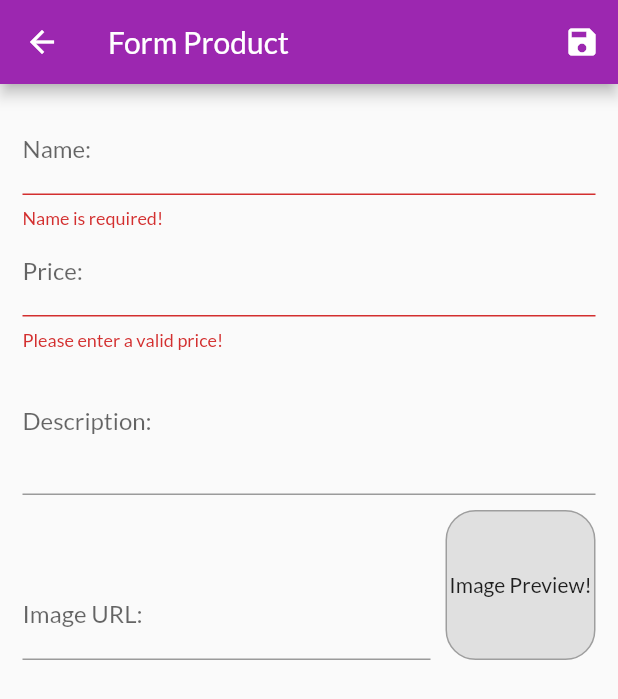
After one commit to rogeriomq/flutter_mini_shop, a Flutter app: the ProductFormPage screen opened by its route, after a tap on the "save" icon, on a phone screen of 412 x 824 dp. The commit adds this screen. Shown: the top 699 px of the screen. Run offline on Flutter 3.47's test engine with Material 2 defaults, Android fonts, the phone set to English and light mode, and no system bars; network calls fail.

```diff
--- a/lib/components/product_grid.dart
+++ b/lib/components/product_grid.dart
@@ -1,6 +1,6 @@
 // ignore_for_file: public_member_api_docs, sort_constructors_first
 import 'package:flutter/material.dart';
-import 'package:mini_shop/components/product_item.dart';
+import 'package:mini_shop/components/product_grid_item.dart';
 import 'package:mini_shop/models/product.dart';
 import 'package:mini_shop/models/product_list.dart';
 import 'package:provider/provider.dart';
@@ -24,7 +24,7 @@ class ProductGrid extends StatelessWidget {
       itemCount: loadedProducts.length,
       itemBuilder: (ctx, i) => ChangeNotifierProvider.value(
         value: loadedProducts[i],
-        child: const ProductItem(),
+        child: const ProductGridItem(),
       ),
       gridDelegate: const SliverGridDelegateWithFixedCrossAxisCount(
         crossAxisCount: 2,
--- a/lib/main.dart
+++ b/lib/main.dart
@@ -5,7 +5,9 @@ import 'package:mini_shop/models/product_list.dart';
 import 'package:mini_shop/pages/cart_page.dart';
 import 'package:mini_shop/pages/orders_page.dart';
 import 'package:mini_shop/pages/product_detail_page.dart';
+import 'package:mini_shop/pages/product_form_page.dart';
 import 'package:mini_shop/pages/products_overview_page.dart';
+import 'package:mini_shop/pages/products_page.dart';
 import 'package:mini_shop/utils/app_routes.dart';
 import 'package:provider/provider.dart';
 
@@ -48,6 +50,8 @@ class MyApp extends StatelessWidget {
           AppRoutes.PRODUCT_DETAIL: (ctx) => const ProductDetailPage(),
           AppRoutes.CART: (ctx) => const CartPage(),
           AppRoutes.ORDERS: (ctx) => const OrdersPage(),
+          AppRoutes.PRODUCTS: (ctx) => const ProductsPage(),
+          AppRoutes.PRODUCT_FORM: (ctx) => const ProductFormPage(),
         },
         debugShowCheckedModeBanner: false,
       ),
--- a/lib/models/product_list.dart
+++ b/lib/models/product_list.dart
@@ -1,3 +1,5 @@
+import 'dart:math';
+
 import 'package:flutter/material.dart';
 import 'package:mini_shop/data/dummy_data.dart';
 import 'package:mini_shop/models/product.dart';
@@ -12,6 +14,44 @@ class ProductList with ChangeNotifier {
   void addProduct(Product product) {
     _items.add(product);
     notifyListeners();
+  }
+
+  void updateProduct(Product product) {
+    int index = _items.indexWhere((p) => p.id == product.id);
+    if (index >= 0) {
+      _items[index] = product;
+      notifyListeners();
+    }
+  }
+
+  void removeProduct(Product product) {
+    int index = _items.indexWhere((p) => p.id == product.id);
+
+    if (index >= 0) {
+      _items.removeWhere((p) => p.id == product.id);
+      notifyListeners();
+    }
+  }
+
+  void saveProductFromData(Map<String, Object> data) {
+    bool hasId = data['id'] != null;
+    final product = Product(
+      id: hasId ? data['id'] as String : Random().nextDouble().toString(),
+      name: data['name'] as String,
+      description: data['description'] as String,
+      price: data['price'] as double,
+      imageUrl: data['imageUrl'] as String,
+    );
+
+    if (!hasId) {
+      return addProduct(product);
+    }
+
+    updateProduct(product);
+  }
+
+  int get itemsCount {
+    return _items.length;
   }
 }
 
--- /dev/null
+++ b/lib/pages/product_form_page.dart
@@ -0,0 +1,192 @@
+import 'package:flutter/material.dart';
+import 'package:mini_shop/models/product.dart';
+import 'package:mini_shop/models/product_list.dart';
+import 'package:provider/provider.dart';
+
+class ProductFormPage extends StatefulWidget {
+  const ProductFormPage({Key? key}) : super(key: key);
+  @override
+  State<ProductFormPage> createState() => _ProductFormPageState();
+}
+
+class _ProductFormPageState extends State<ProductFormPage> {
+  final _priceFocus = FocusNode();
+  final _descriptionFocus = FocusNode();
+  final _imageUrlFocus = FocusNode();
+  final _imageUrlController = TextEditingController();
+  final _formKey = GlobalKey<FormState>();
+  final _formData = <String, Object>{};
+
+  @override
+  void initState() {
+    super.initState();
+    _imageUrlFocus.addListener(_updateImage);
+  }
+
+  @override
+  void didChangeDependencies() {
+    super.didChangeDependencies();
+    if (_formData.isEmpty) {
+      final arg = ModalRoute.of(context)?.settings.arguments;
+      if (arg != null) {
+        final product = arg as Product;
+        _formData['id'] = product.id;
+        _formData['name'] = product.name;
+        _formData['description'] = product.description;
+        _formData['price'] = product.price;
+        _formData['imageUrl'] = product.imageUrl;
+
+        _imageUrlController.text = product.imageUrl;
+      }
+    }
+  }
+
+  @override
+  void dispose() {
+    super.dispose();
+    _priceFocus.dispose();
+    _descriptionFocus.dispose();
+    _imageUrlFocus.removeListener(_updateImage);
+    _imageUrlFocus.dispose();
+    _imageUrlController.dispose();
+  }
+
+  void _updateImage() {
+    debugPrint('_updateImage called!');
+    setState(() {});
+  }
+
+  void _submitForm() {
+    final isValid = _formKey.currentState?.validate() ?? false;
+    if (!isValid) return;
+    _formKey.currentState?.save();
+
+    Provider.of<ProductList>(
+      context,
+      listen: false,
+    ).saveProductFromData(_formData);
+    Navigator.of(context).pop();
+  }
+
+  @override
+  Widget build(BuildContext context) {
+    return Scaffold(
+      appBar: AppBar(
+        title: const Text('Form Product'),
+        actions: [
+          IconButton(
+            onPressed: () => _submitForm(),
+            icon: const Icon(Icons.save),
+          )
+        ],
+      ),
+      body: Padding(
+        padding: const EdgeInsets.all(15),
+        child: Form(
+          key: _formKey,
+          child: ListView(
+            children: [
+              TextFormField(
+                initialValue: _formData['name']?.toString(),
+                decoration: const InputDecoration(labelText: 'Name:'),
+                textInputAction: TextInputAction.next,
+                onFieldSubmitted: (_) {
+                  FocusScope.of(context).requestFocus(_priceFocus);
+                },
+                validator: (value) {
+                  final name = value ?? '';
+                  if (name.trim().isEmpty) return 'Name is required!';
+                  if (name.trim().length < 2) {
+                    return 'Name needs at least 3 letters.';
+                  }
+                  return null;
+                },
+                onSaved: (newValue) => _formData['name'] = newValue ?? '',
+              ),
+              TextFormField(
+                initialValue: _formData['price']?.toString(),
+                decoration: const InputDecoration(labelText: 'Price:'),
+                textInputAction: TextInputAction.next,
+                keyboardType: const TextInputType.numberWithOptions(
+                  decimal: true,
+                ),
+                focusNode: _priceFocus,
+                onFieldSubmitted: (_) {
+                  FocusScope.of(context).requestFocus(_descriptionFocus);
+                },
+                onSaved: (newValue) {
+                  _formData['price'] = double.parse(newValue ?? '0.0');
+                },
+                validator: (value) {
+                  final priceString = value ?? '';
+                  final price = double.tryParse(priceString) ?? -1;
+
+                  if (price <= 0) return 'Please enter a valid price!';
+
+                  return null;
+                },
+              ),
+              TextFormField(
+                initialValue: _formData['description']?.toString(),
+                decoration: const InputDecoration(labelText: 'Description:'),
+                keyboardType: TextInputType.multiline,
+                focusNode: _descriptionFocus,
+                maxLines: 3,
+                textInputAction: TextInputAction.newline,
+                onSaved: (newValue) =>
+                    _formData['description'] = newValue ?? '',
+              ),
+              Row(
+                crossAxisAlignment: CrossAxisAlignment.end,
+                children: [
+                  Expanded(
+                    child: TextFormField(
+                      decoration:
+                          const InputDecoration(labelText: 'Image URL:'),
+                      keyboardType: TextInputType.url,
+                      focusNode: _imageUrlFocus,
+                      textInputAction: TextInputAction.done,
+                      controller: _imageUrlController,
+                      onSaved: (newValue) =>
+                          _formData['imageUrl'] = newValue ?? '',
+                      onFieldSubmitted: (_) {
+                        _submitForm();
+                      },
+                    ),
+                  ),
+                  Container(
+                    height: 100,
+                    width: 100,
+                    margin: const EdgeInsets.only(
+                      top: 10,
+                      left: 10,
+                    ),
+                    decoration: BoxDecoration(
+                      color: Colors.grey[300],
+                      border: Border.all(
+                        color: Colors.grey,
+                        width: 1,
+                      ),
+                      borderRadius: const BorderRadius.all(
+                        Radius.circular(20),
+                      ),
+                    ),
+                    alignment: Alignment.center,
+                    child: _imageUrlController.text.isEmpty
+                        ? const Text('Image Preview!')
+                        : FittedBox(
+                            fit: BoxFit.cover,
+                            alignment: Alignment.center,
+                            clipBehavior: Clip.none,
+                            child: Image.network(_imageUrlController.text),
+                          ),
+                  ),
+                ],
+              )
+            ],
+          ),
+        ),
+      ),
+    );
+  }
+}
--- a/lib/utils/app_routes.dart
+++ b/lib/utils/app_routes.dart
@@ -3,4 +3,6 @@ class AppRoutes {
   static const PRODUCT_DETAIL = '/product-detail';
   static const CART = '/cart';
   static const ORDERS = '/orders';
+  static const PRODUCTS = '/products';
+  static const PRODUCT_FORM = '/product-form';
 }
```
Also changed, not shown: lib/components/app_drawer.dart (+10 -0 lines), lib/components/cart_item.dart (+25 -0 lines), lib/components/product_grid_item.dart (added, +70 -0 lines), lib/components/product_item.dart (+51 -41 lines), lib/models/cart.dart (+19 -0 lines), lib/pages/products_page.dart (added, +43 -0 lines), 1 other file.
